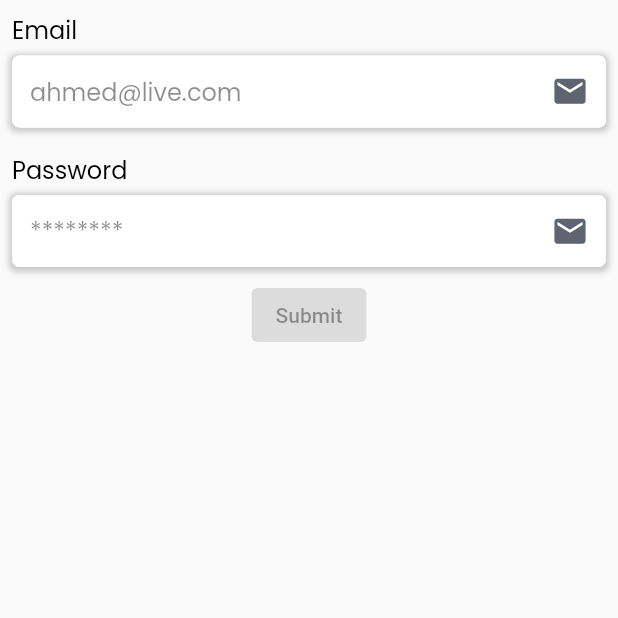
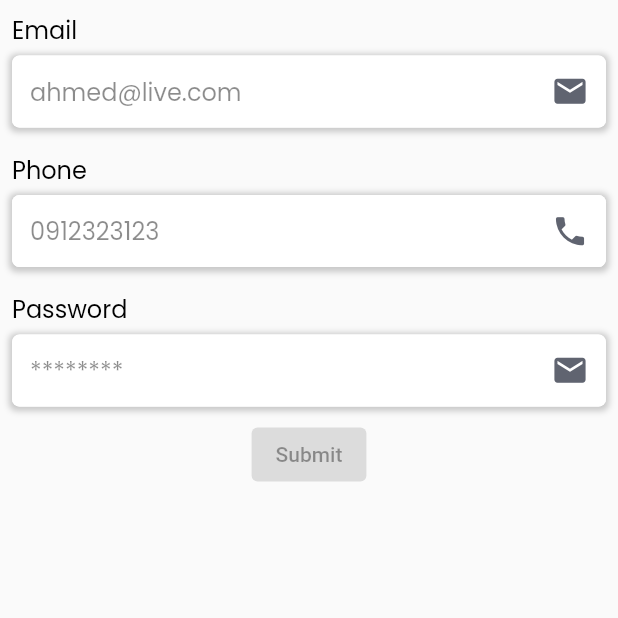
Before and after one commit to ahmedos999/flutter_forms, a Flutter app: the screen it shows after launch, on a phone screen of 412 x 824 dp, the top half of it. Run offline on Flutter 3.47's test engine with Material 2 defaults, Android fonts, the phone set to English and light mode, and no system bars; our stand-ins replace bloc, equatable, flutter_bloc, formz, google_fonts.

Commit message:
added the phone field

```diff
--- a/lib/logic/my_form_bloc.dart
+++ b/lib/logic/my_form_bloc.dart
@@ -2,6 +2,7 @@ import 'dart:async';
 
 import 'package:bloc/bloc.dart';
 import 'package:equatable/equatable.dart';
+import 'package:flutter_forms/models/phone.dart';
 import 'package:formz/formz.dart';
 
 import '../models/email.dart';
@@ -14,8 +15,10 @@ class MyFormBloc extends Bloc<MyFormEvent, MyFormState> {
   MyFormBloc() : super(const MyFormState()) {
     on<EmailChanged>(_onEmailChanged);
     on<PasswordChanged>(_onPasswordChanged);
+    on<PhoneChanged>(_onPhoneChanged);
     on<EmailUnfocused>(_onEmailUnfocused);
     on<PasswordUnfocused>(_onPasswordUnfocused);
+    on<PhoneUnfocused>(_onPhoneUnfocused);
     on<FormSubmitted>(_onFormSubmitted);
   }
 
@@ -24,9 +27,16 @@ class MyFormBloc extends Bloc<MyFormEvent, MyFormState> {
     emit(
       state.copyWith(
         email: email.valid ? email : Email.pure(event.email),
-        status: Formz.validate([email, state.password]),
+        status: Formz.validate([email, state.phone, state.password]),
       ),
     );
+  }
+
+  void _onPhoneChanged(PhoneChanged event, Emitter<MyFormState> emit) {
+    final phone = Phone.dirty(event.phone);
+    emit(state.copyWith(
+        phone: phone.valid ? phone : Phone.pure(event.phone),
+        status: Formz.validate([state.email, phone, state.password])));
   }
 
   void _onPasswordChanged(PasswordChanged event, Emitter<MyFormState> emit) {
@@ -34,7 +44,7 @@ class MyFormBloc extends Bloc<MyFormEvent, MyFormState> {
     emit(
       state.copyWith(
         password: password.valid ? password : Password.pure(event.password),
-        status: Formz.validate([state.email, password]),
+        status: Formz.validate([state.email, state.phone, password]),
       ),
     );
   }
@@ -44,9 +54,16 @@ class MyFormBloc extends Bloc<MyFormEvent, MyFormState> {
     emit(
       state.copyWith(
         email: email,
-        status: Formz.validate([email, state.password]),
+        status: Formz.validate([email, state.phone, state.password]),
       ),
     );
+  }
+
+  void _onPhoneUnfocused(PhoneUnfocused event, Emitter<MyFormState> emit) {
+    final phone = Phone.dirty(state.phone.value);
+    emit(state.copyWith(
+        phone: phone,
+        status: Formz.validate([state.email, phone, state.password])));
   }
 
   void _onPasswordUnfocused(
@@ -57,7 +74,7 @@ class MyFormBloc extends Bloc<MyFormEvent, MyFormState> {
     emit(
       state.copyWith(
         password: password,
-        status: Formz.validate([state.email, password]),
+        status: Formz.validate([state.email, state.phone, password]),
       ),
     );
   }
@@ -68,11 +85,13 @@ class MyFormBloc extends Bloc<MyFormEvent, MyFormState> {
   ) async {
     final email = Email.dirty(state.email.value);
     final password = Password.dirty(state.password.value);
+    final phone = Phone.dirty(state.phone.value);
     emit(
       state.copyWith(
         email: email,
+        phone: phone,
         password: password,
-        status: Formz.validate([email, password]),
+        status: Formz.validate([email, phone, password]),
       ),
     );
     if (state.status.isValidated) {
--- a/lib/logic/my_form_event.dart
+++ b/lib/logic/my_form_event.dart
@@ -18,6 +18,17 @@ class EmailChanged extends MyFormEvent {
 
 class EmailUnfocused extends MyFormEvent {}
 
+class PhoneChanged extends MyFormEvent {
+  const PhoneChanged({required this.phone});
+
+  final String phone;
+
+  @override
+  List<Object> get props => [phone];
+}
+
+class PhoneUnfocused extends MyFormEvent {}
+
 class PasswordChanged extends MyFormEvent {
   const PasswordChanged({required this.password});
 
--- a/lib/logic/my_form_state.dart
+++ b/lib/logic/my_form_state.dart
@@ -4,25 +4,29 @@ class MyFormState extends Equatable {
   const MyFormState({
     this.email = const Email.pure(),
     this.password = const Password.pure(),
+    this.phone = const Phone.pure(),
     this.status = FormzStatus.pure,
   });
 
   final Email email;
   final Password password;
+  final Phone phone;
   final FormzStatus status;
 
   MyFormState copyWith({
     Email? email,
     Password? password,
+    Phone? phone,
     FormzStatus? status,
   }) {
     return MyFormState(
       email: email ?? this.email,
       password: password ?? this.password,
+      phone: phone ?? this.phone,
       status: status ?? this.status,
     );
   }
 
   @override
-  List<Object> get props => [email, password, status];
+  List<Object> get props => [email, password, phone, status];
 }
--- a/lib/models/email.dart
+++ b/lib/models/email.dart
@@ -12,7 +12,6 @@ class Email extends FormzInput<String, EmailValidationError> {
 
   @override
   EmailValidationError? validator(String? value) {
-    print('ran');
     return _emailRegex.hasMatch(value ?? '')
         ? null
         : EmailValidationError.invalid;
--- /dev/null
+++ b/lib/models/phone.dart
@@ -0,0 +1,16 @@
+import 'package:formz/formz.dart';
+
+enum PhoneValidationError { invalid }
+
+class Phone extends FormzInput<String, PhoneValidationError> {
+  const Phone.pure([super.value = '']) : super.pure();
+  const Phone.dirty([super.value = '']) : super.dirty();
+
+  @override
+  PhoneValidationError? validator(String? value) {
+    if (value != null && value.length > 10) {
+      return null;
+    }
+    return PhoneValidationError.invalid;
+  }
+}
--- a/lib/screens/sign_up.dart
+++ b/lib/screens/sign_up.dart
@@ -14,6 +14,7 @@ class SignUp extends StatefulWidget {
 
 class _SignUpState extends State<SignUp> {
   final _emailFocusNode = FocusNode();
+  final _phoneFocusNode = FocusNode();
   final _passwordFocusNode = FocusNode();
 
   @override
@@ -22,7 +23,13 @@ class _SignUpState extends State<SignUp> {
     _emailFocusNode.addListener(() {
       if (!_emailFocusNode.hasFocus) {
         context.read<MyFormBloc>().add(EmailUnfocused());
-        FocusScope.of(context).requestFocus(_passwordFocusNode);
+        // FocusScope.of(context).requestFocus(_phoneFocusNode);
+      }
+    });
+    _phoneFocusNode.addListener(() {
+      if (!_phoneFocusNode.hasFocus) {
+        context.read<MyFormBloc>().add(PhoneUnfocused());
+        // FocusScope.of(context).requestFocus(_passwordFocusNode);
       }
     });
     _passwordFocusNode.addListener(() {
@@ -71,6 +78,14 @@ class _SignUpState extends State<SignUp> {
                     label: 'Email',
                     type: TextInputType.text,
                     focusNode: _emailFocusNode,
+                  ),
+                  CustomPhoneTextField(
+                    hidden: false,
+                    hint: '0912323123',
+                    icon: Icons.phone,
+                    label: 'Phone',
+                    type: TextInputType.number,
+                    focusNode: _phoneFocusNode,
                   ),
                   CustomPassField(
                     hidden: true,
```
